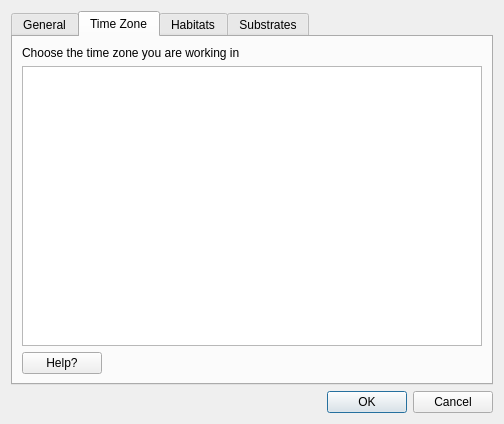
Old version of the form preferences.ui in the repository jkibele/benthic_photo_survey.
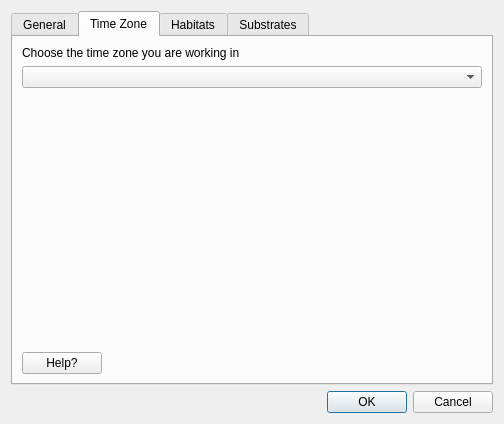
New version of the form. The open tabs and pages were chosen to show the change.

Commit message: Aside from the substrates tab, I think the preferences are working without KDE now.

```diff
--- a/preferences.ui
+++ b/preferences.ui
@@ -17,7 +17,7 @@
    <item>
     <widget class="QTabWidget" name="tabWidget">
      <property name="currentIndex">
-      <number>1</number>
+      <number>0</number>
      </property>
      <widget class="QWidget" name="generalTab">
       <attribute name="title">
@@ -119,7 +119,7 @@
        <string>Time Zone</string>
       </attribute>
       <layout class="QGridLayout" name="gridLayout_3">
-       <item row="2" column="1">
+       <item row="3" column="1">
         <spacer name="horizontalSpacer">
          <property name="orientation">
           <enum>Qt::Horizontal</enum>
@@ -132,7 +132,7 @@
          </property>
         </spacer>
        </item>
-       <item row="2" column="0">
+       <item row="3" column="0">
         <widget class="QPushButton" name="pushButton_2">
          <property name="text">
           <string>Help?</string>
@@ -147,7 +147,20 @@
         </widget>
        </item>
        <item row="1" column="0" colspan="2">
-        <widget class="QListWidget" name="timeZoneListWidget"/>
+        <widget class="QComboBox" name="timeZoneComboBox"/>
+       </item>
+       <item row="2" column="0">
+        <spacer name="verticalSpacer_3">
+         <property name="orientation">
+          <enum>Qt::Vertical</enum>
+         </property>
+         <property name="sizeHint" stdset="0">
+          <size>
+           <width>20</width>
+           <height>40</height>
+          </size>
+         </property>
+        </spacer>
        </item>
       </layout>
      </widget>
```
The commit also changes 3 other files.
